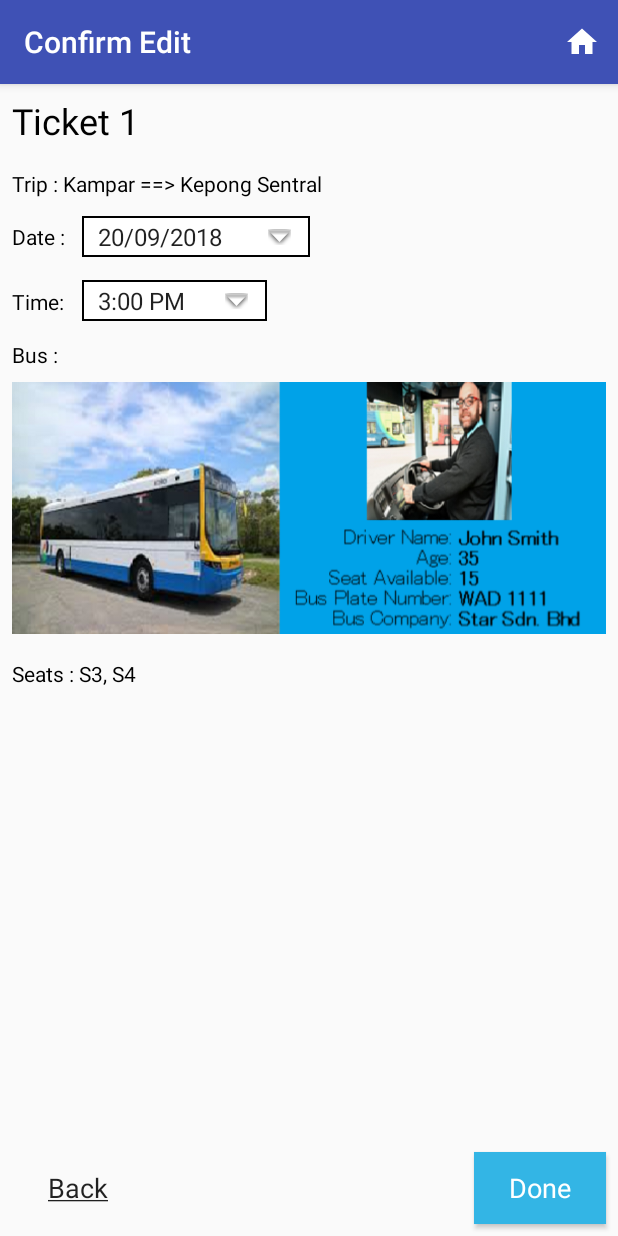
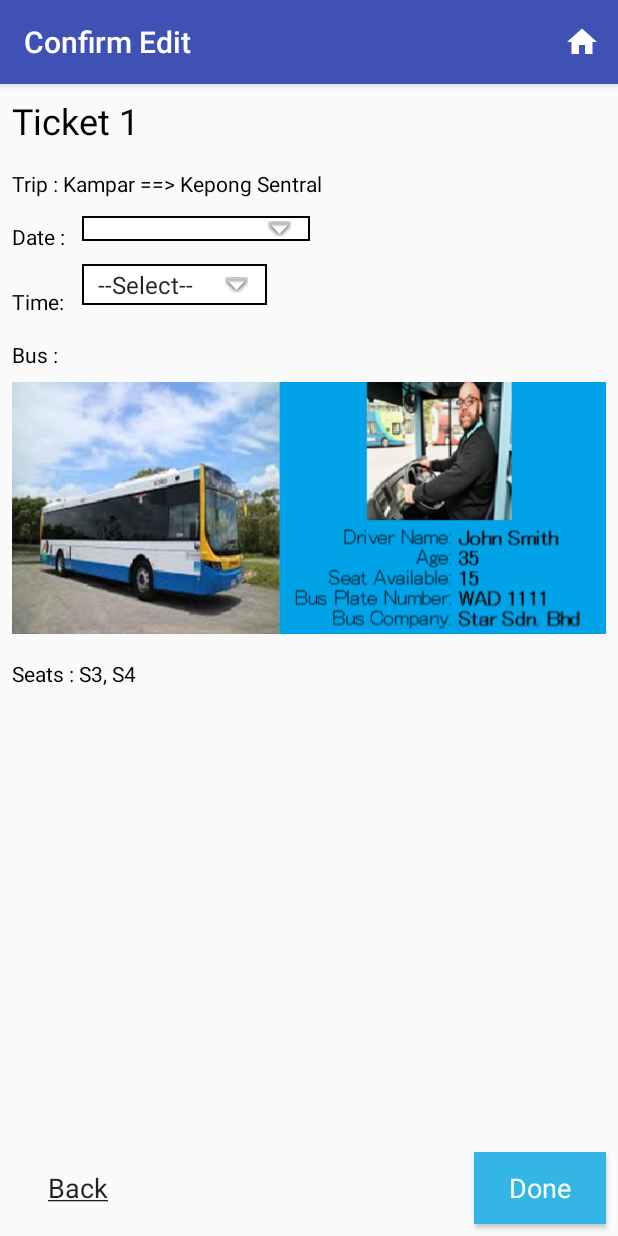
Before and after one commit to Theam1127/HCIPrototype, an Android app: the EditTicketSelectedBusActivity screen opened directly, with no data from a screen before it, on a phone screen of 412 x 824 dp. Run offline under Robolectric (Android 15) with nearby library versions, the phone set to English and light mode, and no system bars.

Commit message:
final version

```diff
--- a/app/src/main/res/values/strings.xml
+++ b/app/src/main/res/values/strings.xml
@@ -10,26 +10,21 @@
     </string-array>
     <string name="taptoselect"><u>Tap to Select</u></string>
     <string-array name="country">
+        <item>--Select--</item>
         <item>Malaysia</item>
         <item>Singapore</item>
         <item>China</item>
         <item>United State America</item>
     </string-array>
-    <string-array name="tickets">
-        <item>Kepong ==> Ipoh</item>
-        <item>Ipoh ==> Kepong</item>
-    </string-array>
     <string-array name="selectVenues">
+        <item>--Select--</item>
         <item>Ipoh</item>
         <item>Kepong</item>
         <item>Segambut</item>
         <item>KL Sentral</item>
     </string-array>
-    <string-array name="selecteddate">
-        <item>20/09/2018</item>
-        <item></item>
-    </string-array>
     <string-array name="selectedtime">
+        <item>--Select--</item>
         <item>3:00 PM</item>
         <item>5:00 PM</item>
         <item>7:00 PM</item>
```
